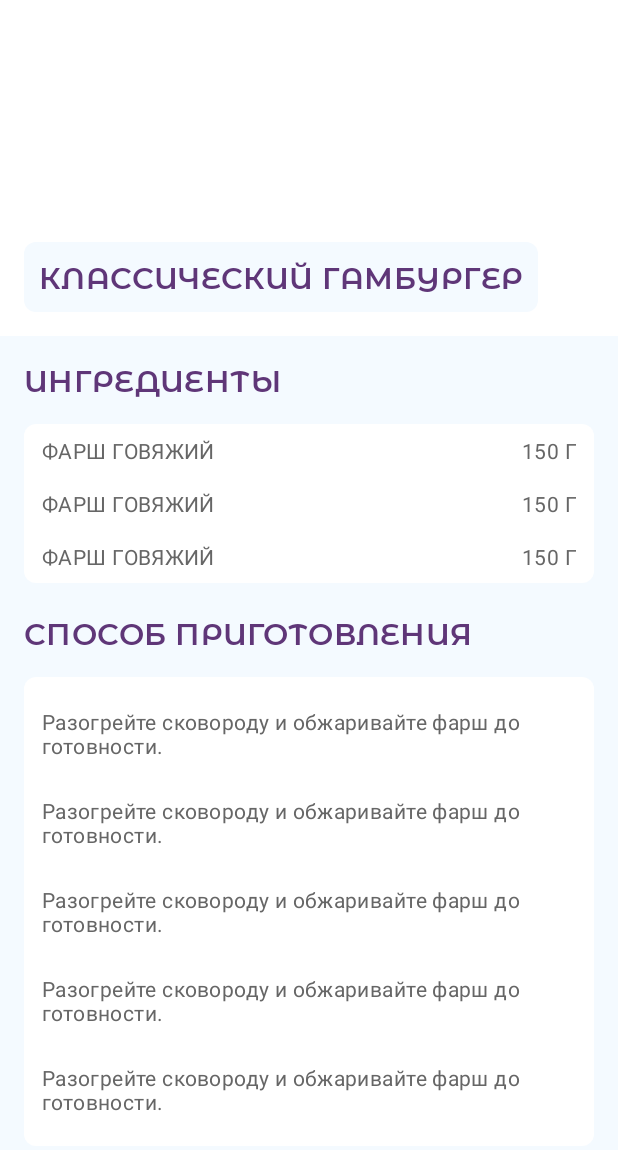
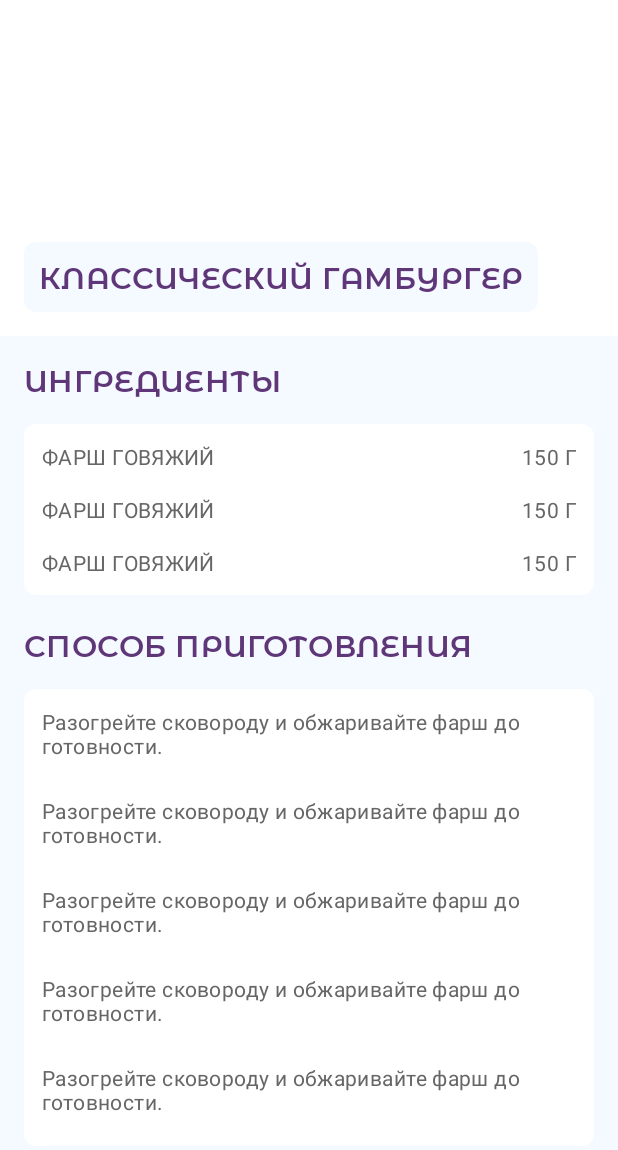
Before and after one commit to MaximSlushkin/MyRecipeBook, an Android app: the layout fragment_recipe.xml on its own in the app's theme, with its tools: preview values and no code run, on a phone screen of 412 x 824 dp. Shown: the top 1150 px of the screen. Run offline under Robolectric (Android 15) with nearby library versions, the phone set to English and light mode, and no system bars.

Commit message:
RA-13 Changes: 1. В fragment_recipe.xml в оба RecyclerView  добавлен paddingVertical=4dp 2. В item_method.xml значение 12dp беру из ресурсов.

```diff
--- a/app/src/main/res/layout/fragment_recipe.xml
+++ b/app/src/main/res/layout/fragment_recipe.xml
@@ -46,6 +46,7 @@
             app:layout_constraintTop_toBottomOf="@+id/ivRecipeHeader" />
 
         <androidx.recyclerview.widget.RecyclerView
+            android:paddingVertical="@dimen/category_elevation"
             android:id="@+id/rvIngredients"
             android:layout_width="match_parent"
             android:layout_height="wrap_content"
@@ -77,8 +78,7 @@
             android:layout_height="wrap_content"
             android:layout_marginHorizontal="@dimen/header_margin"
             android:layout_marginTop="@dimen/header_margin"
-            android:paddingTop="@dimen/margin_end_12dp"
-            android:paddingBottom="@dimen/category_elevation"
+            android:paddingVertical="@dimen/category_elevation"
             android:background="@drawable/rounded_background_white"
             android:nestedScrollingEnabled="false"
             app:layout_constraintEnd_toEndOf="parent"
--- a/app/src/main/res/layout/item_method.xml
+++ b/app/src/main/res/layout/item_method.xml
@@ -11,7 +11,7 @@
         style="@style/TextAppearance.CategoryIngredients"
         android:layout_width="match_parent"
         android:layout_height="wrap_content"
-        android:layout_marginHorizontal="12dp"
+        android:layout_marginHorizontal="@dimen/margin_end_12dp"
         android:layout_marginBottom="@dimen/default_rounded_margins"
         android:textAllCaps="false"
         tools:text="Разогрейте сковороду и обжаривайте фарш до готовности." />
```
